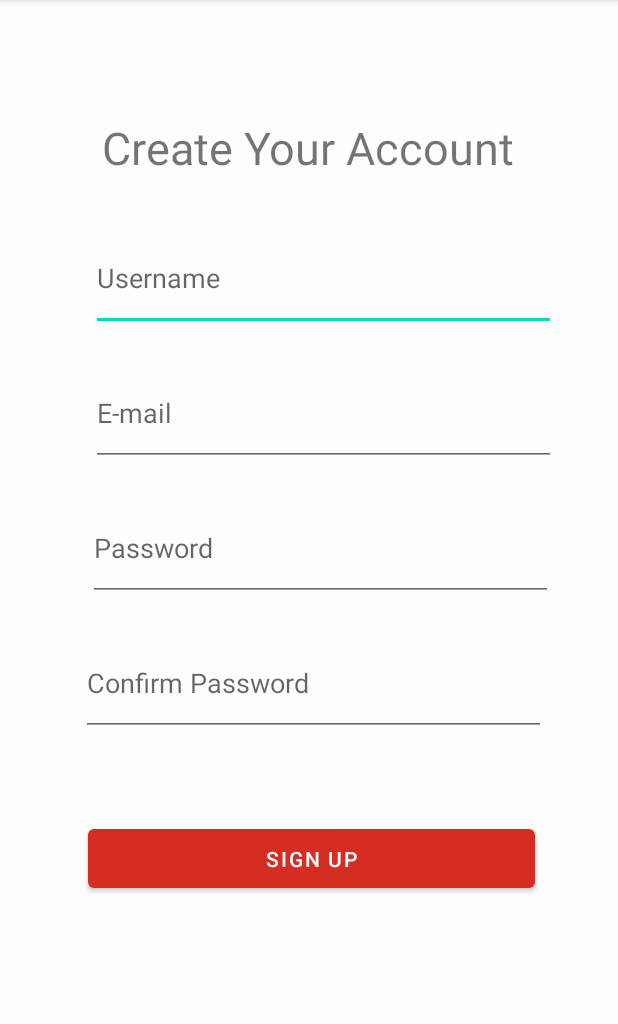
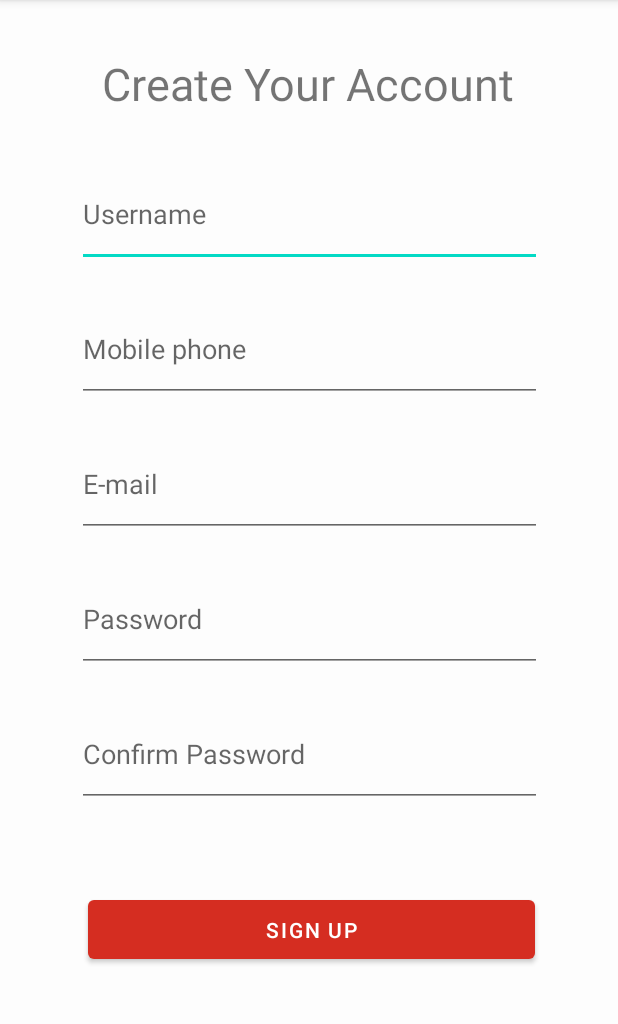
Before and after one commit to MuhammadAgungMahardhika/Mobile-PAFitnes, an Android app: the SignupActivity screen opened directly, with no data from a screen before it, after a tap on "SIGN UP", on a phone screen of 412 x 824 dp, the part 84-1108 px from its top. Run offline under Robolectric (Android 15) with nearby library versions, the phone set to English and light mode, and no system bars; our stand-ins replace Firebase (no records; nobody signed in at launch, a user with empty details on screens opened directly).

```diff
--- a/app/build.gradle
+++ b/app/build.gradle
@@ -33,6 +33,7 @@ dependencies {
     implementation 'androidx.appcompat:appcompat:1.2.0'
     implementation 'com.google.android.material:material:1.3.0'
     implementation 'androidx.constraintlayout:constraintlayout:2.0.4'
+    implementation 'com.google.firebase:firebase-firestore:24.0.0'
     testImplementation 'junit:junit:4.+'
     androidTestImplementation 'androidx.test.ext:junit:1.1.2'
     androidTestImplementation 'androidx.test.espresso:espresso-core:3.3.0'
--- a/app/src/main/java/com/example/pafitness/SignupActivity.java
+++ b/app/src/main/java/com/example/pafitness/SignupActivity.java
@@ -1,7 +1,11 @@
 package com.example.pafitness;
 
+import static android.content.ContentValues.TAG;
+
 import android.content.Intent;
+import android.nfc.Tag;
 import android.os.Bundle;
+import android.util.Log;
 import android.view.View;
 import android.widget.Button;
 import android.widget.EditText;
@@ -11,39 +15,57 @@ import androidx.annotation.NonNull;
 import androidx.appcompat.app.AppCompatActivity;
 
 import com.google.android.gms.tasks.OnCompleteListener;
+import com.google.android.gms.tasks.OnFailureListener;
+import com.google.android.gms.tasks.OnSuccessListener;
 import com.google.android.gms.tasks.Task;
 import com.google.firebase.auth.AuthResult;
 import com.google.firebase.auth.FirebaseAuth;
+import com.google.firebase.firestore.DocumentReference;
+import com.google.firebase.firestore.FirebaseFirestore;
+
+import java.util.HashMap;
+import java.util.Map;
 
 public class SignupActivity extends AppCompatActivity {
 
     Button SignUp;
-    EditText username,password, password2;
-    String email, pass,pass2;
-    String cekEmail,cekPass1,cekPass2;
+    EditText username,mobilephone,email,password, password2;
+    String  name,phone,mail,pass,pass2;
+    String cekUsername,cekMobilephone,cekEmail,cekPass1,cekPass2;
+    String userID;
     Boolean samePass;
-    private FirebaseAuth mAuth;
-
+    FirebaseAuth mAuth;
+    FirebaseFirestore db;
     @Override
     protected void onCreate(Bundle savedInstanceState) {
         super.onCreate(savedInstanceState);
         setContentView(R.layout.activity_signup);
 
-        username = findViewById(R.id.editemail);
+        username = findViewById(R.id.editusername);
+        mobilephone = findViewById(R.id.editMobile);
+        email = findViewById(R.id.editemail);
         password =  findViewById(R.id.editPassword2);
         password2 = findViewById(R.id.editPassword3);
         SignUp = findViewById(R.id.buttonUp2);
         mAuth = FirebaseAuth.getInstance();
-
+        db = FirebaseFirestore.getInstance();
 
         SignUp.setOnClickListener(new View.OnClickListener() {
             @Override
             public void onClick(View view) {
-                cekEmail = username.getText().toString();
+                cekUsername = username.getText().toString();
+                cekMobilephone = mobilephone.getText().toString();
+                cekEmail = email.getText().toString();
                 cekPass1 = password.getText().toString();
                 cekPass2 = password2.getText().toString();
                 samePass = cekPass1.equals(cekPass2);
-                if(cekEmail.isEmpty() || cekPass1.isEmpty() || cekPass2.isEmpty()){
+                if(cekUsername.isEmpty()){
+                    Toast.makeText(SignupActivity.this, "Registry failed, please fill username",
+                            Toast.LENGTH_SHORT).show();
+                }else if(cekMobilephone.isEmpty()){
+                    Toast.makeText(SignupActivity.this, "Registry failed, please fill mobile phone",
+                            Toast.LENGTH_SHORT).show();
+                }else if(cekEmail.isEmpty() || cekPass1.isEmpty() || cekPass2.isEmpty()){
                     Toast.makeText(SignupActivity.this, "Registry failed, please fill email and password",
                             Toast.LENGTH_SHORT).show();
                 }else if(cekPass1.length() <=6){
@@ -65,16 +87,36 @@ public class SignupActivity extends AppCompatActivity {
     }
 
     private void Register() {
-        email = username.getText().toString();
+        name = username.getText().toString();
+        phone = mobilephone.getText().toString();
+        mail = email.getText().toString();
         pass = password.getText().toString();
         pass2 = password2.getText().toString();
-        mAuth.createUserWithEmailAndPassword(email, pass2)
+        mAuth.createUserWithEmailAndPassword(mail, pass2)
                 .addOnCompleteListener(this, new OnCompleteListener<AuthResult>() {
                     @Override
                     public void onComplete(@NonNull Task<AuthResult> task) {
                         if (task.isSuccessful()) {
                             Toast.makeText(SignupActivity.this, "Registry Success",
                                     Toast.LENGTH_SHORT).show();
+                            userID = mAuth.getCurrentUser().getUid();
+                            DocumentReference documentReference = db.collection("users").document(userID);
+                            Map<String,Object> user = new HashMap<>();
+                            user.put("fName",name);
+                            user.put("phone",phone);
+                            user.put("email",mail);
+                            documentReference.set(user).addOnSuccessListener(new OnSuccessListener<Void>() {
+                                @Override
+                                public void onSuccess(Void aVoid) {
+                                    Log.d(TAG,"onSuccess: user Profile is created for "+userID);
+                                }
+                            }).addOnFailureListener(new OnFailureListener() {
+                                @Override
+                                public void onFailure(@NonNull Exception e) {
+                                    Log.w(TAG, "onFailure: " + e.toString());
+                                }
+                            });
+
                             Intent intent2 = new Intent(SignupActivity.this, GenderActivity.class);
                             SignupActivity.this.startActivity(intent2);
                         } else {
--- a/app/src/main/res/layout/activity_signup.xml
+++ b/app/src/main/res/layout/activity_signup.xml
@@ -32,9 +32,22 @@
         android:hint="Username"
         android:inputType="textPersonName"
         app:layout_constraintEnd_toEndOf="parent"
-        app:layout_constraintHorizontal_bias="0.633"
         app:layout_constraintStart_toStartOf="parent"
         app:layout_constraintTop_toBottomOf="@+id/create1" />
+
+    <EditText
+        android:id="@+id/editMobile"
+        android:layout_width="310dp"
+        android:layout_height="70dp"
+        android:layout_marginStart="15dp"
+        android:layout_marginTop="20dp"
+        android:layout_marginEnd="15dp"
+        android:ems="10"
+        android:hint="Mobile phone"
+        android:inputType="textPersonName"
+        app:layout_constraintEnd_toEndOf="parent"
+        app:layout_constraintStart_toStartOf="parent"
+        app:layout_constraintTop_toBottomOf="@+id/editusername" />
 
     <EditText
         android:id="@+id/editemail"
@@ -47,9 +60,8 @@
         android:hint="E-mail"
         android:inputType="textEmailAddress"
         app:layout_constraintEnd_toEndOf="parent"
-        app:layout_constraintHorizontal_bias="0.633"
         app:layout_constraintStart_toStartOf="parent"
-        app:layout_constraintTop_toBottomOf="@+id/editusername" />
+        app:layout_constraintTop_toBottomOf="@+id/editMobile" />
 
     <TextView
         android:id="@+id/create1"
@@ -60,10 +72,10 @@
         android:textSize="30sp"
         app:layout_constraintBottom_toBottomOf="parent"
         app:layout_constraintEnd_toEndOf="parent"
-        app:layout_constraintHorizontal_bias="0.497"
+        app:layout_constraintHorizontal_bias="0.496"
         app:layout_constraintStart_toStartOf="parent"
         app:layout_constraintTop_toTopOf="parent"
-        app:layout_constraintVertical_bias="0.107" />
+        app:layout_constraintVertical_bias="0.049" />
 
     <EditText
         android:id="@+id/editPassword2"
@@ -76,7 +88,6 @@
         android:hint="Password"
         android:inputType="textPassword"
         app:layout_constraintEnd_toEndOf="parent"
-        app:layout_constraintHorizontal_bias="0.605"
         app:layout_constraintStart_toStartOf="parent"
         app:layout_constraintTop_toBottomOf="@+id/editemail"
         tools:ignore="SpeakableTextPresentCheck" />
@@ -92,7 +103,6 @@
         android:hint="Confirm Password"
         android:inputType="textPassword"
         app:layout_constraintEnd_toEndOf="parent"
-        app:layout_constraintHorizontal_bias="0.545"
         app:layout_constraintStart_toStartOf="parent"
         app:layout_constraintTop_toBottomOf="@+id/editPassword2"
         tools:ignore="SpeakableTextPresentCheck" />
--- a/build.gradle
+++ b/build.gradle
@@ -6,7 +6,7 @@ buildscript {
     }
     dependencies {
         classpath "com.android.tools.build:gradle:7.0.2"
-        classpath 'com.google.gms:google-services:4.3.3'
+        classpath 'com.google.gms:google-services:4.3.10'
 
         // NOTE: Do not place your application dependencies here; they belong
         // in the individual module build.gradle files
```
